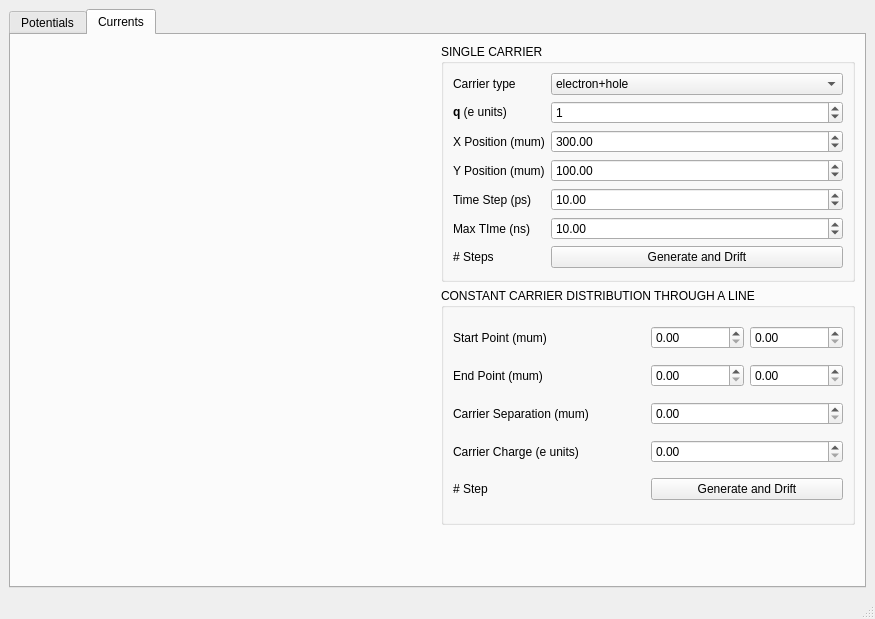
Qt form src/mainWindow.ui (IFCA-HEP/TRACS) before a commit.
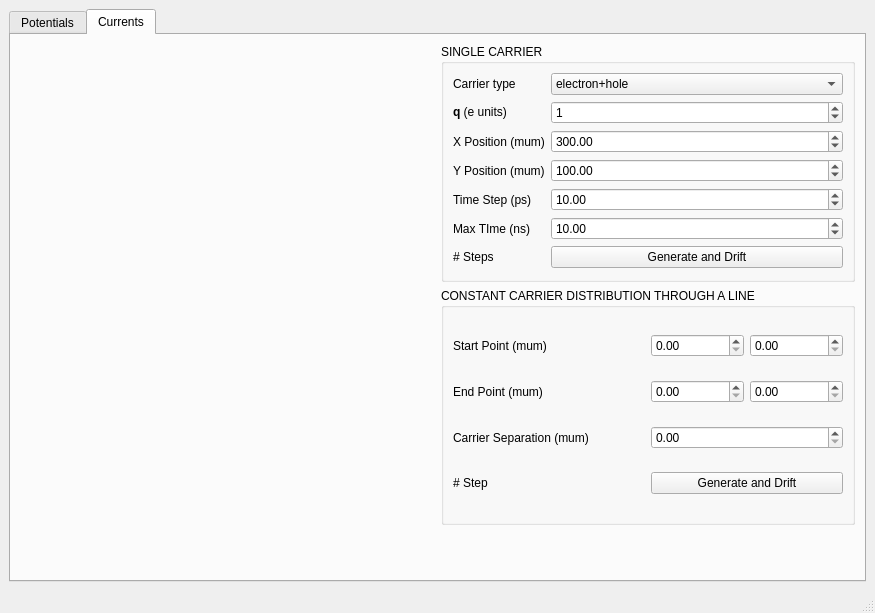
The same form after that commit. The open tabs and pages were chosen to show the change. Custom widgets are drawn as their Qt base class.

Commit message: Add electric potential preview and line carrier generation

Diff of the .ui file:
```diff
--- a/src/mainWindow.ui
+++ b/src/mainWindow.ui
@@ -7,7 +7,7 @@
     <x>0</x>
     <y>0</y>
     <width>875</width>
-    <height>619</height>
+    <height>613</height>
    </rect>
   </property>
   <property name="windowTitle">
@@ -18,7 +18,7 @@
     <item>
      <widget class="QTabWidget" name="tabs">
       <property name="currentIndex">
-       <number>1</number>
+       <number>0</number>
       </property>
       <widget class="QWidget" name="potentials_tab">
        <property name="enabled">
@@ -356,7 +356,7 @@
       </widget>
       <widget class="QWidget" name="currents_tab">
        <property name="sizePolicy">
-        <sizepolicy hsizetype="Maximum" vsizetype="Minimum">
+        <sizepolicy hsizetype="Maximum" vsizetype="Maximum">
          <horstretch>0</horstretch>
          <verstretch>0</verstretch>
         </sizepolicy>
@@ -371,11 +371,27 @@
         <string>Currents</string>
        </attribute>
        <layout class="QGridLayout" name="gridLayout_3">
+        <property name="sizeConstraint">
+         <enum>QLayout::SetNoConstraint</enum>
+        </property>
         <item row="0" column="0">
-         <widget class="QCustomPlot" name="carrier_map_qcp" native="true"/>
+         <widget class="QCustomPlot" name="carrier_map_qcp" native="true">
+          <property name="sizePolicy">
+           <sizepolicy hsizetype="Expanding" vsizetype="Expanding">
+            <horstretch>0</horstretch>
+            <verstretch>0</verstretch>
+           </sizepolicy>
+          </property>
+         </widget>
         </item>
         <item row="0" column="1">
          <widget class="QGroupBox" name="s_carrier_group_box">
+          <property name="sizePolicy">
+           <sizepolicy hsizetype="Expanding" vsizetype="Expanding">
+            <horstretch>0</horstretch>
+            <verstretch>0</verstretch>
+           </sizepolicy>
+          </property>
           <property name="title">
            <string>SINGLE CARRIER</string>
           </property>
@@ -507,6 +523,12 @@
         </item>
         <item row="1" column="0">
          <widget class="QCustomPlot" name="carrier_curr_qcp" native="true">
+          <property name="sizePolicy">
+           <sizepolicy hsizetype="Expanding" vsizetype="Expanding">
+            <horstretch>0</horstretch>
+            <verstretch>0</verstretch>
+           </sizepolicy>
+          </property>
           <property name="minimumSize">
            <size>
             <width>300</width>
@@ -517,6 +539,12 @@
         </item>
         <item row="1" column="1">
          <widget class="QGroupBox" name="groupBox_2">
+          <property name="sizePolicy">
+           <sizepolicy hsizetype="Expanding" vsizetype="Expanding">
+            <horstretch>0</horstretch>
+            <verstretch>0</verstretch>
+           </sizepolicy>
+          </property>
           <property name="title">
            <string>CONSTANT CARRIER DISTRIBUTION THROUGH A LINE</string>
           </property>
@@ -524,10 +552,18 @@
            <item row="1" column="1">
             <layout class="QHBoxLayout" name="l_carrier_end_point">
              <item>
-              <widget class="QDoubleSpinBox" name="l_carrier_endx_box"/>
+              <widget class="QDoubleSpinBox" name="l_carrier_endx_box">
+               <property name="maximum">
+                <double>1000.000000000000000</double>
+               </property>
+              </widget>
              </item>
              <item>
-              <widget class="QDoubleSpinBox" name="l_carrier_endy_box"/>
+              <widget class="QDoubleSpinBox" name="l_carrier_endy_box">
+               <property name="maximum">
+                <double>1000.000000000000000</double>
+               </property>
+              </widget>
              </item>
             </layout>
            </item>
@@ -546,7 +582,11 @@
             </widget>
            </item>
            <item row="2" column="1">
-            <widget class="QDoubleSpinBox" name="l_carrier_sep_box"/>
+            <widget class="QDoubleSpinBox" name="l_carrier_sep_box">
+             <property name="maximum">
+              <double>100.000000000000000</double>
+             </property>
+            </widget>
            </item>
            <item row="0" column="0">
             <widget class="QLabel" name="label">
@@ -558,37 +598,35 @@
            <item row="0" column="1">
             <layout class="QHBoxLayout" name="l_carrier_start_point">
              <item>
-              <widget class="QDoubleSpinBox" name="l_carrier_startx_box"/>
+              <widget class="QDoubleSpinBox" name="l_carrier_startx_box">
+               <property name="maximum">
+                <double>1000.000000000000000</double>
+               </property>
+              </widget>
              </item>
              <item>
-              <widget class="QDoubleSpinBox" name="l_carrier_starty_box"/>
+              <widget class="QDoubleSpinBox" name="l_carrier_starty_box">
+               <property name="maximum">
+                <double>1000.000000000000000</double>
+               </property>
+              </widget>
              </item>
             </layout>
            </item>
-           <item row="3" column="0">
-            <widget class="QLabel" name="label_4">
+           <item row="3" column="1">
+            <widget class="QPushButton" name="l_carrier_button">
              <property name="text">
-              <string>Carrier Charge (e units)</string>
+              <string>Generate and Drift</string>
              </property>
             </widget>
            </item>
-           <item row="3" column="1">
-            <widget class="QDoubleSpinBox" name="l_carrier_q_box"/>
-           </item>
-           <item row="4" column="0">
+           <item row="3" column="0">
             <widget class="QLabel" name="label_5">
              <property name="text">
               <string># Step</string>
              </property>
             </widget>
            </item>
-           <item row="4" column="1">
-            <widget class="QPushButton" name="l_carrier_button">
-             <property name="text">
-              <string>Generate and Drift</string>
-             </property>
-            </widget>
-           </item>
           </layout>
          </widget>
         </item>
```
The commit also changes 2 other files.
